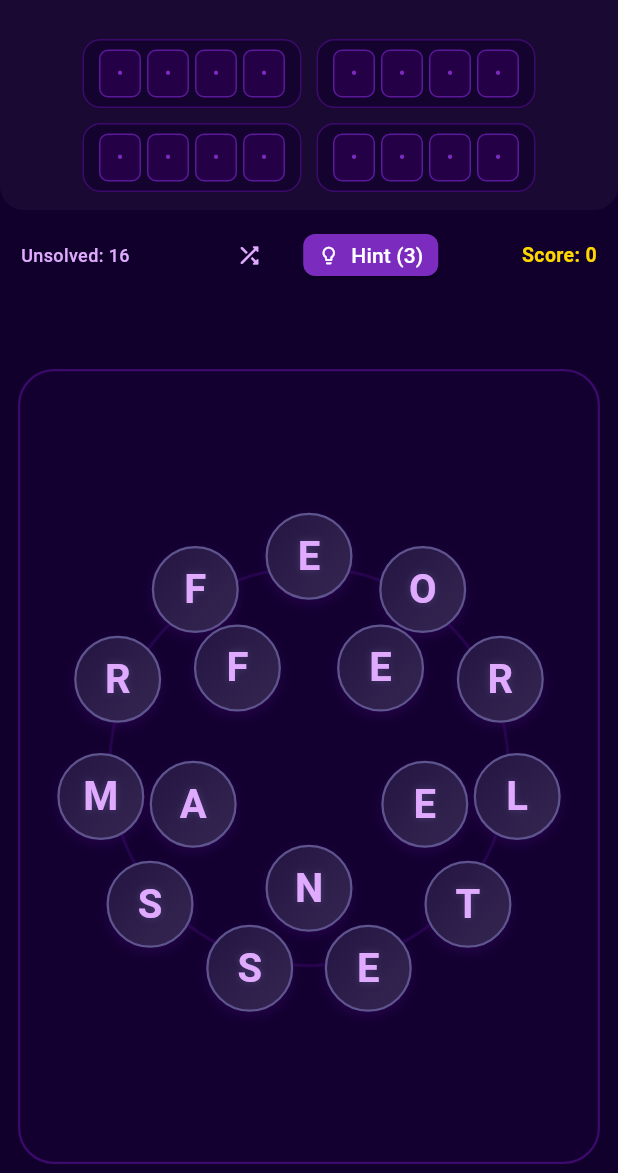
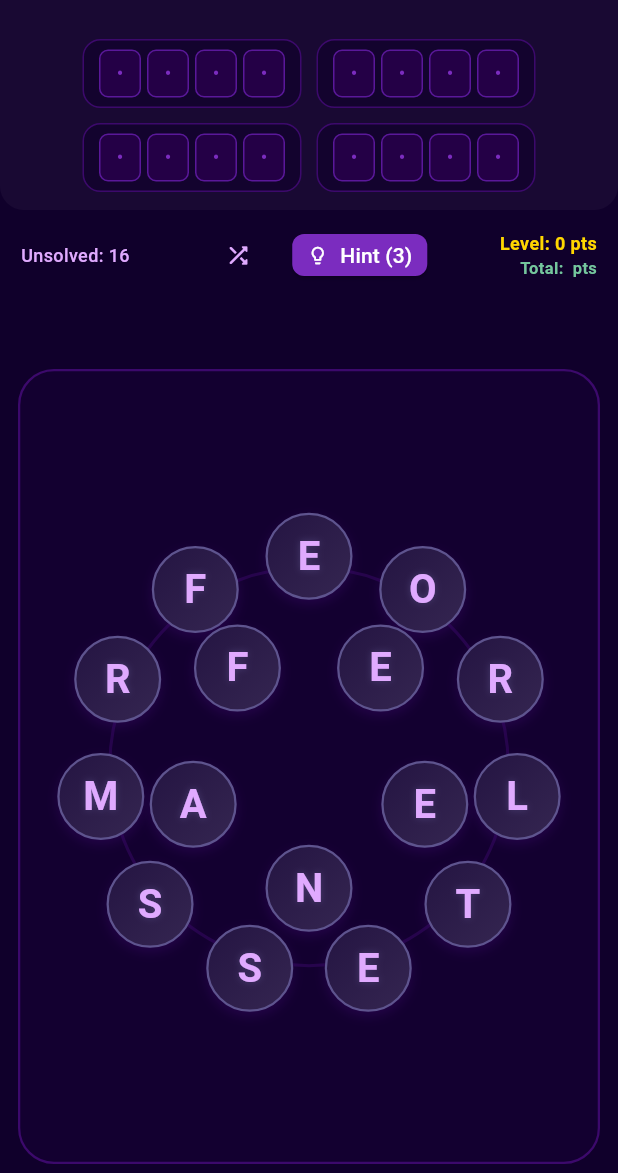
Before and after one commit to drayze/letter_in_the_myst, a Flutter app: the GameScreen screen opened directly with sample values from the repository, on a phone screen of 412 x 824 dp, the part 63-1236 px from its top. Run offline on Flutter 3.47's test engine with Material 3 defaults, Android fonts, the phone set to English and light mode, and no system bars.

Commit message:
Finalized the persistent score keeping. Using a hint now takes 25 from the total each time a hint is used. Score includes the total number of words solved. Updated widget_test.dart

```diff
--- a/lib/screens/game_screen.dart
+++ b/lib/screens/game_screen.dart
@@ -4,6 +4,7 @@ import 'package:flutter/material.dart';
 import '../data/levels_data.dart';
 import '../models/letter_tile.dart';
 import '../models/level.dart';
+import '../services/score_manager.dart';
 import '../widgets/flying_tile_widget.dart';
 import '../widgets/how_to_play_dialog.dart';
 import '../widgets/letter_tile_widget.dart';
@@ -345,24 +346,34 @@ class _GameScreenState extends State<GameScreen>
       }
     }
 
+    const int hintCost = 25;
+
     setState(() {
       _revealedIndices[unsolvedWordIdx]!.add(unrevealedCharIdx);
       if (hintTile != null) {
         hintTile.isHinted = true;
       }
       _hintsRemaining--;
+      _score = (_score - hintCost).clamp(0, 999999);
       _feedbackMessage =
-          'Hint: Word #${unsolvedWordIdx + 1} contains "$neededLetter"!';
+          'Hint (-$hintCost pts): Word #${unsolvedWordIdx + 1} contains "$neededLetter"!';
     });
   }
 
-  void _handleLevelCompleted() {
+  void _handleLevelCompleted() async {
     _isLevelCompleted = true;
     _timer?.cancel();
 
     final timeBonus = (300 - _timeInSeconds).clamp(0, 300);
     final hintBonus = _hintsRemaining * 50;
     _score += timeBonus + hintBonus;
+
+    // Record completed level score persistently in ScoreManager
+    await ScoreManager().recordLevelCompletion(
+      levelId: _currentLevel.id,
+      levelScore: _score,
+      wordsSolvedCount: _targetWords.length,
+    );
 
     Future.delayed(const Duration(milliseconds: 600), () {
       if (!mounted) return;
@@ -371,7 +382,8 @@ class _GameScreenState extends State<GameScreen>
         barrierDismissible: false,
         builder: (context) => VictoryDialog(
           level: _currentLevel,
-          score: _score,
+          levelScore: _score,
+          totalScore: ScoreManager().totalScore,
           timeInSeconds: _timeInSeconds,
           onNextLevel: () {
             Navigator.pop(context);
@@ -409,6 +421,7 @@ class _GameScreenState extends State<GameScreen>
   Widget build(BuildContext context) {
     final int remainingLetters = _allTiles.where((t) => !t.isUsed).length;
     final currentWordText = _selectedTiles.map((t) => t.letter).join();
+    final accumulatedTotal = ScoreManager().totalScore + _score;
 
     return Scaffold(
       backgroundColor: const Color(0xFF10002B),
@@ -544,13 +557,26 @@ class _GameScreenState extends State<GameScreen>
                           ),
                         ],
                       ),
-                      Text(
-                        'Score: $_score',
-                        style: const TextStyle(
-                          color: Color(0xFFFFD700),
-                          fontSize: 13,
-                          fontWeight: FontWeight.bold,
-                        ),
+                      Column(
+                        crossAxisAlignment: CrossAxisAlignment.end,
+                        children: [
+                          Text(
+                            'Level: $_score pts',
+                            style: const TextStyle(
+                              color: Color(0xFFFFD700),
+                              fontSize: 12,
+                              fontWeight: FontWeight.bold,
+                            ),
+                          ),
+                          Text(
+                            'Total: $accumulatedTotal pts',
+                            style: const TextStyle(
+                              color: Color(0xFF74C69D),
+                              fontSize: 11,
+                              fontWeight: FontWeight.w600,
+                            ),
+                          ),
+                        ],
                       ),
                     ],
                   ),
```
Also changed, not shown: 1 other file.
